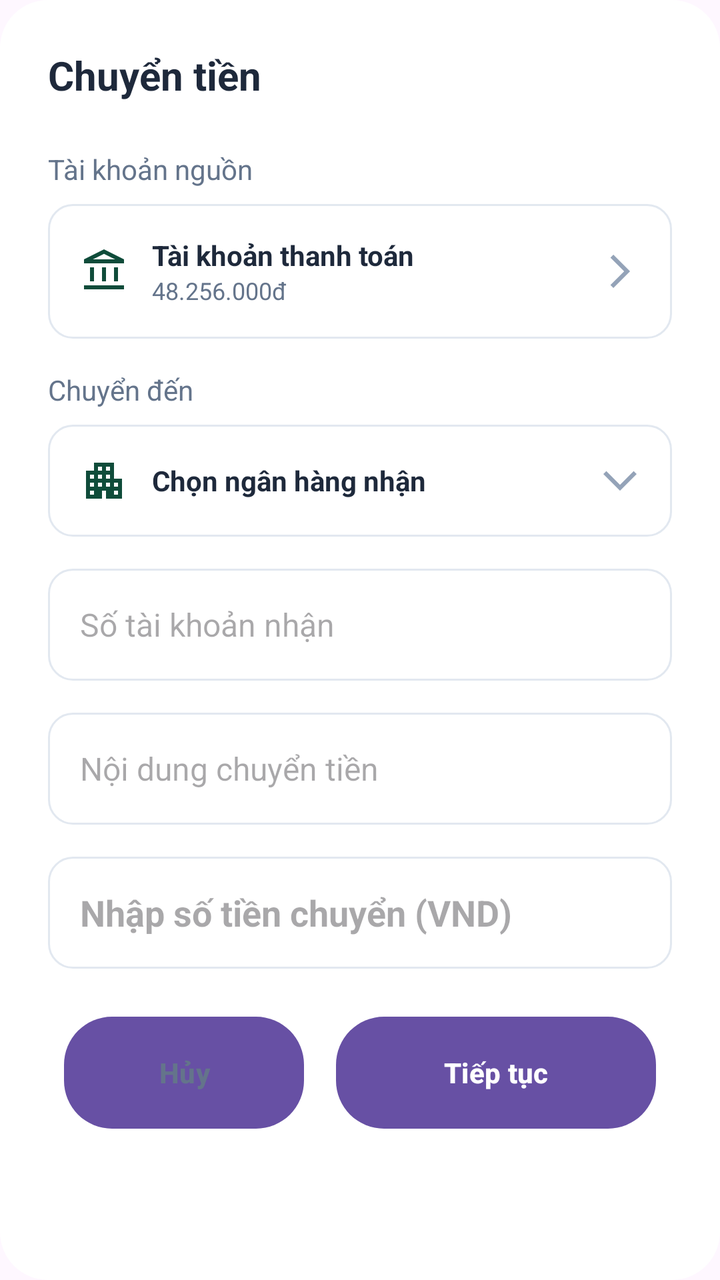
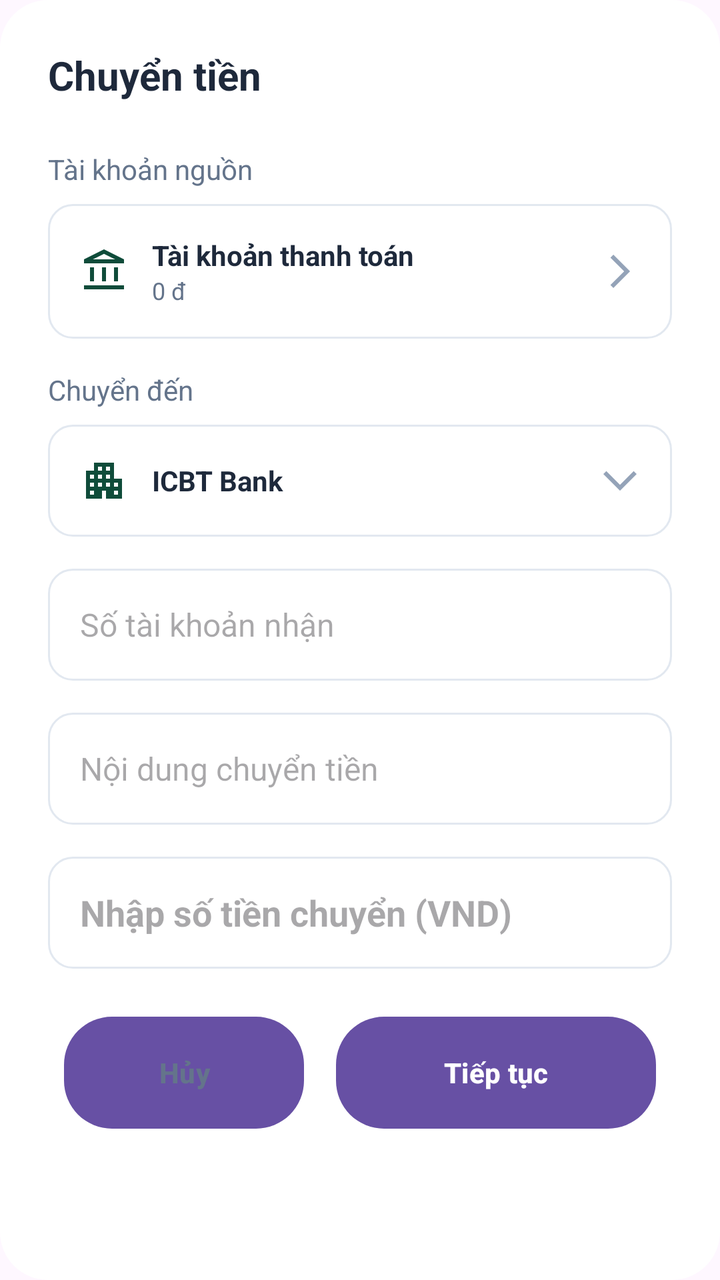

Screens rendered from an Android XML layout before and after an edit, with the pre-edit source and the edit as a unified diff.
<!-- AndroidManifest.xml: application theme Theme.Industrial_and_Commercial_Bank_of_TDTU -->
<!-- res/layout/dialog_transfer.xml -->
<?xml version="1.0" encoding="utf-8"?>
<LinearLayout xmlns:android="http://schemas.android.com/apk/res/android"
    xmlns:app="http://schemas.android.com/apk/res-auto"
    android:layout_width="match_parent"
    android:layout_height="wrap_content"
    android:orientation="vertical"
    android:padding="24dp"
    android:background="@drawable/bg_dialog_rounded">

    <TextView
        android:id="@+id/tvDialogTitle"
        android:layout_width="wrap_content"
        android:layout_height="wrap_content"
        android:text="Chuyển tiền"
        android:textSize="20sp"
        android:textStyle="bold"
        android:textColor="#1E293B"
        android:layout_marginBottom="24dp"/>

    <TextView
        android:layout_width="wrap_content"
        android:layout_height="wrap_content"
        android:text="Tài khoản nguồn"
        android:textSize="14sp"
        android:textColor="#64748B"
        android:layout_marginBottom="8dp"/>

    <LinearLayout
        android:layout_width="match_parent"
        android:layout_height="wrap_content"
        android:orientation="horizontal"
        android:background="@drawable/bg_input_stroke"
        android:padding="16dp"
        android:layout_marginBottom="16dp"
        android:gravity="center_vertical">

        <ImageView
            android:layout_width="24dp"
            android:layout_height="24dp"
            android:src="@drawable/account_balance_24px"
            android:layout_marginEnd="12dp"
            app:tint="#0F4C3A" />

        <LinearLayout
            android:layout_width="0dp"
            android:layout_weight="1"
            android:layout_height="wrap_content"
            android:orientation="vertical">
            <TextView
                android:layout_width="wrap_content"
                android:layout_height="wrap_content"
                android:text="Tài khoản thanh toán"
                android:textSize="14sp"
                android:textColor="#1E293B"
                android:textStyle="bold"/>
            <TextView
                android:layout_width="wrap_content"
                android:layout_height="wrap_content"
                android:text="48.256.000đ"
                android:textSize="12sp"
                android:textColor="#64748B"/>
        </LinearLayout>

        <ImageView
            android:layout_width="20dp"
            android:layout_height="20dp"
            android:src="@drawable/arrow_forward_ios"
            app:tint="#94A3B8" />
    </LinearLayout>

    <TextView
        android:layout_width="wrap_content"
        android:layout_height="wrap_content"
        android:text="Chuyển đến"
        android:textSize="14sp"
        android:textColor="#64748B"
        android:layout_marginBottom="8dp"/>

    
    <LinearLayout
        android:id="@+id/llTargetBank"
        android:layout_width="match_parent"
        android:layout_height="wrap_content"
        android:orientation="horizontal"
        android:background="@drawable/bg_input_stroke"
        android:padding="16dp"
        android:layout_marginBottom="16dp"
        android:gravity="center_vertical">

        <ImageView
            android:layout_width="24dp"
            android:layout_height="24dp"
            android:src="@drawable/apartment_24px"
            android:layout_marginEnd="12dp"
            app:tint="#0F4C3A" />

        <LinearLayout
            android:layout_width="0dp"
            android:layout_weight="1"
            android:layout_height="wrap_content"
            android:orientation="vertical">
            <TextView
                android:layout_width="wrap_content"
                android:layout_height="wrap_content"
                android:text="Chọn ngân hàng nhận"
                android:textSize="14sp"
                android:textColor="#1E293B"
                android:textStyle="bold"/>
        </LinearLayout>

        <ImageView
            android:layout_width="20dp"
            android:layout_height="20dp"
            android:src="@drawable/arrow_forward_ios"
            android:rotation="90"
            app:tint="#94A3B8" />
    </LinearLayout>

    <EditText
        android:id="@+id/etTargetAccountNumber"
        android:layout_width="match_parent"
        android:layout_height="56dp"
        android:hint="Số tài khoản nhận"
        android:background="@drawable/bg_input_stroke"
        android:paddingHorizontal="16dp"
        android:layout_marginBottom="16dp"
        android:inputType="number"
        android:textSize="16sp"/>

    <EditText
        android:id="@+id/etTransferMessage"
        android:layout_width="match_parent"
        android:layout_height="56dp"
        android:hint="Nội dung chuyển tiền"
        android:background="@drawable/bg_input_stroke"
        android:paddingHorizontal="16dp"
        android:layout_marginBottom="16dp"
        android:inputType="text"
        android:textSize="16sp"/>

    <EditText
        android:id="@+id/etAmount"
        android:layout_width="match_parent"
        android:layout_height="56dp"
        android:hint="Nhập số tiền chuyển (VND)"
        android:background="@drawable/bg_input_stroke"
        android:paddingHorizontal="16dp"
        android:layout_marginBottom="24dp"
        android:inputType="numberDecimal"
        android:textStyle="bold"
        android:textColor="#0F4C3A"
        android:textSize="18sp"/>

    <LinearLayout
        android:layout_width="match_parent"
        android:layout_height="wrap_content"
        android:orientation="horizontal"
        android:gravity="center">

        <Button
            android:id="@+id/btnCancel"
            android:layout_width="120dp"
            android:layout_height="56dp"
            android:text="Hủy"
            android:backgroundTint="@color/transparent"
            android:background="@drawable/bg_btn_secondary"
            android:textColor="#64748B"
            android:layout_marginEnd="16dp"
            android:textStyle="bold"/>

        <Button
            android:id="@+id/btnConfirm"
            android:layout_width="160dp"
            android:layout_height="56dp"
            android:text="Tiếp tục"
            android:backgroundTint="@color/transparent"
            android:background="@drawable/bg_btn_primary"
            android:textColor="#FFFFFF"
            android:textStyle="bold"/>

    </LinearLayout>

</LinearLayout>
<!-- resources referenced by this layout -->
<resources>
  <color name="transparent">#00000000</color>
  <!-- drawable account_balance_24px (drawable) -->
  <vector xmlns:android="http://schemas.android.com/apk/res/android"
      android:width="20dp"
      android:height="20dp"
      android:viewportWidth="960"
      android:viewportHeight="960"
      android:tint="@color/white">
    <path
        android:fillColor="@android:color/white"
        android:pathData="M200,680L200,400L280,400L280,680L200,680ZM440,680L440,400L520,400L520,680L440,680ZM80,840L80,760L880,760L880,840L80,840ZM680,680L680,400L760,400L760,680L680,680ZM80,320L80,240L480,40L880,240L880,320L80,320ZM258,240L480,240L702,240L258,240ZM258,240L702,240L480,130L258,240Z"/>
  </vector>
  <!-- drawable apartment_24px (drawable) -->
  <vector xmlns:android="http://schemas.android.com/apk/res/android"
      android:width="24dp"
      android:height="24dp"
      android:viewportWidth="960"
      android:viewportHeight="960"
      android:tint="?attr/colorControlNormal">
    <path
        android:fillColor="@android:color/white"
        android:pathData="M120,840L120,280L280,280L280,120L680,120L680,440L840,440L840,840L520,840L520,680L440,680L440,840L120,840ZM200,760L280,760L280,680L200,680L200,760ZM200,600L280,600L280,520L200,520L200,600ZM200,440L280,440L280,360L200,360L200,440ZM360,600L440,600L440,520L360,520L360,600ZM360,440L440,440L440,360L360,360L360,440ZM360,280L440,280L440,200L360,200L360,280ZM520,600L600,600L600,520L520,520L520,600ZM520,440L600,440L600,360L520,360L520,440ZM520,280L600,280L600,200L520,200L520,280ZM680,760L760,760L760,680L680,680L680,760ZM680,600L760,600L760,520L680,520L680,600Z"/>
  </vector>
  <!-- drawable arrow_forward_ios (drawable) -->
  <vector xmlns:android="http://schemas.android.com/apk/res/android"
      android:width="24dp"
      android:height="24dp"
      android:viewportWidth="24"
      android:viewportHeight="24">
      <path android:fillColor="@android:color/darker_gray"
          android:pathData="M8.03,22L6.25,20.23L14.48,12L6.25,3.77L8.03,2l10,10l-10,10Z"/>
  </vector>
  <!-- drawable bg_btn_primary (drawable) -->
  <?xml version="1.0" encoding="utf-8"?>
  <shape xmlns:android="http://schemas.android.com/apk/res/android">
      <solid android:color="#0F4C3A" />
      <corners android:radius="24dp" />
  </shape>
  <!-- drawable bg_btn_secondary (drawable) -->
  <?xml version="1.0" encoding="utf-8"?>
  <shape xmlns:android="http://schemas.android.com/apk/res/android">
      <solid android:color="#F1F5F9" />
      <corners android:radius="24dp" />
  </shape>
  <!-- drawable bg_dialog_rounded (drawable) -->
  <?xml version="1.0" encoding="utf-8"?>
  <shape xmlns:android="http://schemas.android.com/apk/res/android">
      <solid android:color="#FFFFFF" />
      <corners android:radius="24dp" />
  </shape>
  <!-- drawable bg_input_stroke (drawable) -->
  <?xml version="1.0" encoding="utf-8"?>
  <shape xmlns:android="http://schemas.android.com/apk/res/android">
      <solid android:color="#FFFFFF" />
      <corners android:radius="12dp" />
      <stroke android:width="1dp" android:color="#E2E8F0" />
  </shape>
  <style name="Theme.Industrial_and_Commercial_Bank_of_TDTU" parent="Base.Theme.Industrial_and_Commercial_Bank_of_TDTU" />
  <color name="white">#FFFFFFFF</color>
  <style name="Base.Theme.Industrial_and_Commercial_Bank_of_TDTU" parent="Theme.Material3.DayNight.NoActionBar">
          
          
      </style>
</resources>

<!-- the commit's change to res/layout/dialog_transfer.xml (unified diff, before → after) -->
@@ -54,9 +54,10 @@
                 android:textColor="#1E293B"
                 android:textStyle="bold"/>
             <TextView
+                android:id="@+id/tvSourceBalance"
                 android:layout_width="wrap_content"
                 android:layout_height="wrap_content"
-                android:text="48.256.000đ"
+                android:text="0 đ"
                 android:textSize="12sp"
                 android:textColor="#64748B"/>
         </LinearLayout>
@@ -100,9 +101,10 @@
             android:layout_height="wrap_content"
             android:orientation="vertical">
             <TextView
+                android:id="@+id/tvTargetBankName"
                 android:layout_width="wrap_content"
                 android:layout_height="wrap_content"
-                android:text="Chọn ngân hàng nhận"
+                android:text="ICBT Bank"
                 android:textSize="14sp"
                 android:textColor="#1E293B"
                 android:textStyle="bold"/>
